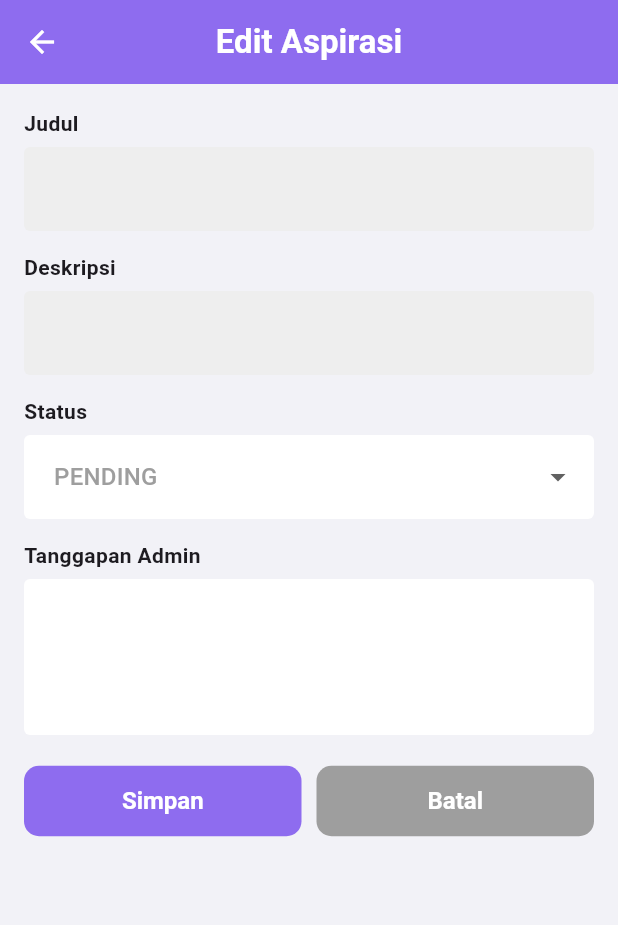
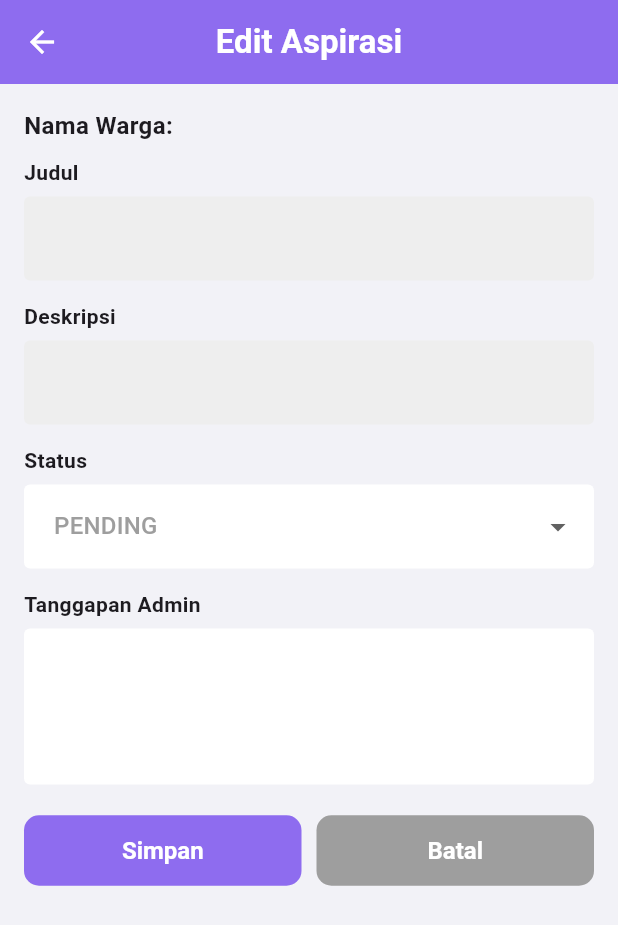
Before and after one commit to nurwahibzy/jawara_pintar_mobile_version, a Flutter app: the DetailPesanWarga screen opened directly with empty values, after a tap on "Edit", on a phone screen of 412 x 824 dp. Shown: the top 925 px of the screen. Run offline on Flutter 3.47's test engine with Material 3 defaults, Android fonts, the phone set to English and light mode, and no system bars; our stand-ins replace bloc, dartz, equatable, fl_chart, flutter_bloc, flutter_dotenv and 3 more; accounts and stored records are empty; Roboto replaces fonts that are missing (CircularStd).

Commit message:
fix(pesan-warga): correctly display sender and editor names in detail view after update
Restored display of namaWarga (sender) after returning from edit screen.

Ensured namaAdmin (editor) is shown correctly when aspirasi is updated.

```diff
--- a/lib/features/pesan-warga/data/datasources/pesan_warga_remote.dart
+++ b/lib/features/pesan-warga/data/datasources/pesan_warga_remote.dart
@@ -17,14 +17,40 @@ class AspirasiRemoteDataSourceImpl implements AspirasiRemoteDataSource {
 
   @override
   Future<List<AspirasiModel>> getAllAspirasi() async {
-    final response = await client.from('aspirasi').select();
+    final response = await client.from('aspirasi').select('''
+    id,
+    warga_id,
+    judul,
+    deskripsi,
+    status,
+    tanggapan_admin,
+    updated_by,
+    created_at,
+    admin:users(id, username),
+    warga:warga(id, nama_lengkap)
+  ''');
     final dataList = List<Map<String, dynamic>>.from(response);
     return dataList.map((e) => AspirasiModel.fromMap(e)).toList();
   }
 
   @override
   Future<AspirasiModel> getAspirasiById(int id) async {
-    final response = await client.from('aspirasi').select().eq('id', id).maybeSingle();
+    final response = await client
+        .from('aspirasi')
+        .select('''
+    id,
+    warga_id,
+    judul,
+    deskripsi,
+    status,
+    tanggapan_admin,
+    updated_by,
+    created_at,
+    admin:users(id, username),
+    warga:warga(id, nama_lengkap)
+  ''')
+        .eq('id', id)
+        .maybeSingle();
 
     if (response == null) {
       throw Exception('Aspirasi dengan id $id tidak ditemukan');
@@ -42,7 +68,10 @@ class AspirasiRemoteDataSourceImpl implements AspirasiRemoteDataSource {
     if (model.id == null) {
       throw Exception('ID tidak boleh null saat update');
     }
-    await client.from('aspirasi').update(model.toMap(forUpdate: true)).eq('id', model.id!);
+    await client
+        .from('aspirasi')
+        .update(model.toMap(forUpdate: true))
+        .eq('id', model.id!);
   }
 
   @override
--- a/lib/features/pesan-warga/domain/entities/pesan_warga.dart
+++ b/lib/features/pesan-warga/domain/entities/pesan_warga.dart
@@ -9,6 +9,8 @@ class Aspirasi {
   final String? tanggapanAdmin;
   final int? updatedBy;
   final DateTime createdAt;
+  final String? namaAdmin;
+  final String? namaWarga;
 
   Aspirasi({
     required this.id,
@@ -19,6 +21,8 @@ class Aspirasi {
     this.tanggapanAdmin,
     this.updatedBy,
     required this.createdAt,
+    this.namaAdmin,
+    this.namaWarga,
   });
 }
 
@@ -34,6 +38,8 @@ extension AspirasiEntityToModel on Aspirasi {
       tanggapanAdmin: tanggapanAdmin,
       updatedBy: updatedBy,
       createdAt: createdAt,
+      namaAdmin: namaAdmin,
+      namaWarga: namaWarga,
     );
   }
 }
--- a/lib/features/pesan-warga/presentation/bloc/pesan_warga_bloc.dart
+++ b/lib/features/pesan-warga/presentation/bloc/pesan_warga_bloc.dart
@@ -48,6 +48,8 @@ class AspirasiBloc extends Bloc<AspirasiEvent, AspirasiState> {
    on<UpdateAspirasi>((event, emit) async {
       try {
         await repository.updateAspirasi(event.aspirasi);
+        final updated = await repository.getAspirasiById(event.aspirasi.id!);
+        emit(AspirasiDetailLoaded(updated));
         emit(const AspirasiOperationSuccess("Aspirasi berhasil diperbarui"));
         add(LoadAspirasi());
       } catch (e) {
--- a/lib/features/pesan-warga/presentation/pages/daftar_pesan_warga.dart
+++ b/lib/features/pesan-warga/presentation/pages/daftar_pesan_warga.dart
@@ -307,7 +307,7 @@ class _DaftarPesanWargaState extends State<DaftarPesanWarga> {
                           subtitle: Column(
                             crossAxisAlignment: CrossAxisAlignment.start,
                             children: [
-                              Text("Pengirim: ${data.wargaId}"), //TODO:ganti dengan nama warga di tabel warga
+                              Text("Pengirim: ${data.namaWarga ?? '-'}"),
                               Text(
                                 "Tanggal: ${data.createdAt.toString().split(' ')[0]}",
                               ),
--- a/lib/features/pesan-warga/presentation/pages/detail_pesan_warga.dart
+++ b/lib/features/pesan-warga/presentation/pages/detail_pesan_warga.dart
@@ -104,7 +104,7 @@ class _DetailPesanWargaState extends State<DetailPesanWarga> {
                     'Dibuat Oleh:',
                     style: TextStyle(fontWeight: FontWeight.bold, fontSize: 16),
                   ),
-                  Text('Warga ID: ${pesan.wargaId}'),
+                  Text(pesan.namaWarga ?? '-'),
                   const SizedBox(height: 10),
 
                   // Tanggal dibuat
@@ -120,11 +120,7 @@ class _DetailPesanWargaState extends State<DetailPesanWarga> {
                     'Diperbarui Oleh:',
                     style: TextStyle(fontWeight: FontWeight.bold, fontSize: 16),
                   ),
-                  Text(
-                    pesan.updatedBy != null
-                        ? 'Admin ID: ${pesan.updatedBy}' //TODO:ubah dengan username admin di tabel user
-                        : 'Belum ada',
-                  ),
+                Text(pesan.namaAdmin ?? 'Belum ada'),
                   const SizedBox(height: 20),
 
                   // Tombol edit
--- a/lib/features/pesan-warga/presentation/pages/edit_pesan_warga.dart
+++ b/lib/features/pesan-warga/presentation/pages/edit_pesan_warga.dart
@@ -54,6 +54,15 @@ class _EditPesanWargaState extends State<EditPesanWarga> {
             child: Column(
               crossAxisAlignment: CrossAxisAlignment.start,
               children: [
+                Text(
+                  "Nama Warga: ${widget.pesan.namaWarga}",
+                  style: const TextStyle(
+                    fontWeight: FontWeight.bold,
+                    fontSize: 16,
+                  ),
+                ),
+                const SizedBox(height: 10),
+
                 _buildTextField("Judul", _judulController, readOnly: true),
                 const SizedBox(height: 14),
                 _buildTextField(
@@ -62,6 +71,7 @@ class _EditPesanWargaState extends State<EditPesanWarga> {
                   readOnly: true,
                 ),
                 const SizedBox(height: 14),
+
                 _buildDropdown(
                   label: "Status",
                   value: _selectedStatus,
@@ -84,7 +94,9 @@ class _EditPesanWargaState extends State<EditPesanWarga> {
                     setState(() => _selectedStatus = val!);
                   },
                 ),
+
                 const SizedBox(height: 14),
+
                 _buildTextField(
                   "Tanggapan Admin",
                   _tanggapanController,
@@ -98,6 +110,7 @@ class _EditPesanWargaState extends State<EditPesanWarga> {
                   },
                 ),
                 const SizedBox(height: 20),
+
                 Row(
                   children: [
                     Expanded(
@@ -111,8 +124,10 @@ class _EditPesanWargaState extends State<EditPesanWarga> {
                               deskripsi: _deskripsiController.text,
                               status: _selectedStatus,
                               tanggapanAdmin: _tanggapanController.text,
-                              updatedBy: 1, //TODO:ganti dengan id admin yg login
+                              updatedBy: widget.pesan.updatedBy ?? 1, //TODO:ID admin nanti sesuaikan dgn admin yg login
                               createdAt: widget.pesan.createdAt,
+                              namaWarga: widget.pesan.namaWarga,
+                              namaAdmin: widget.pesan.namaAdmin,
                             );
 
                             context.read<AspirasiBloc>().add(
--- a/lib/features/pesan-warga/presentation/pages/tambah_pesan_warga.dart
+++ b/lib/features/pesan-warga/presentation/pages/tambah_pesan_warga.dart
@@ -28,7 +28,7 @@ class _TambahPesanWargaState extends State<TambahPesanWarga> {
           style: TextStyle(fontWeight: FontWeight.bold, color: Colors.white),
         ),
         backgroundColor: AppColors.primary,
-        iconTheme: const IconThemeData(color: Colors.white), // warna icon back
+        iconTheme: const IconThemeData(color: Colors.white),
         centerTitle: true,
       ),
       body: Padding(
@@ -91,7 +91,7 @@ class _TambahPesanWargaState extends State<TambahPesanWarga> {
                         if (_formKey.currentState!.validate()) {
                           final newAspirasi = Aspirasi(
                             id: 0,
-                            wargaId: 1, // TODO: ganti dengan user login
+                            wargaId: 1, // TODO: ganti dengan warga yg mengirim
                             judul: _judulController.text,
                             deskripsi: _deskripsiController.text,
                             status: StatusAspirasi.Pending,
@@ -104,7 +104,6 @@ class _TambahPesanWargaState extends State<TambahPesanWarga> {
                             AddAspirasi(newAspirasi),
                           );
 
-                          // Menampilkan snackbar notif berhasil
                           ScaffoldMessenger.of(context).showSnackBar(
                             const SnackBar(
                               content: Text("Pesan berhasil ditambahkan!"),
```
Also changed, not shown: lib/features/pesan-warga/data/models/pesan_warga_model.dart (+9 -0 lines).
